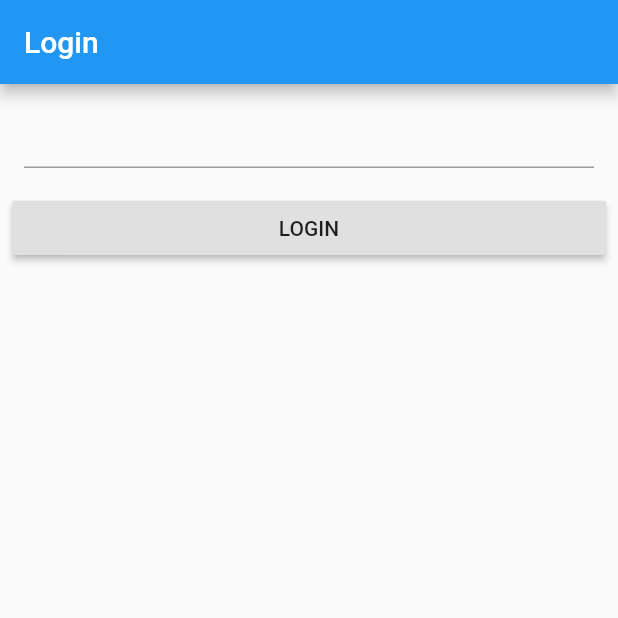
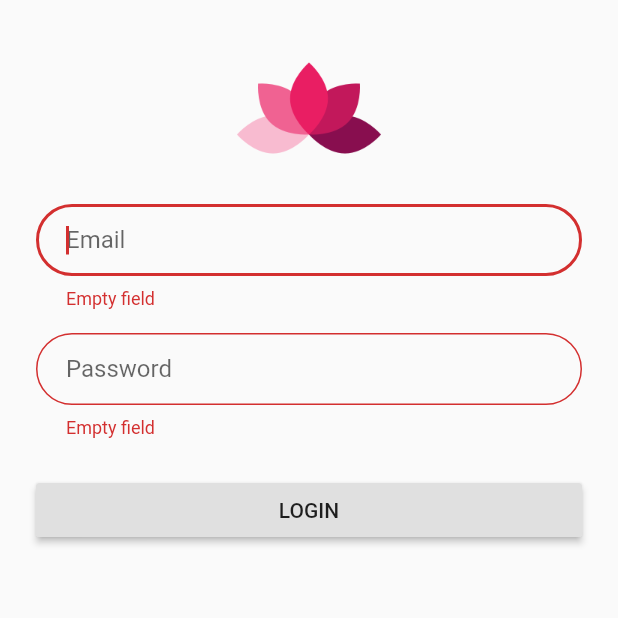
Before and after one commit to msiviero/flutter_app, a Flutter app: the screen it shows after launch, after a tap on "LOGIN", on a phone screen of 412 x 824 dp, the top half of it. Run offline on Flutter 3.47's test engine with Material 2 defaults, Android fonts, the phone set to English and light mode, and no system bars.

Commit message:
login form ui implementation

```diff
--- a/lib/main.dart
+++ b/lib/main.dart
@@ -31,6 +31,7 @@ class MyApp extends StatelessWidget {
           )
         : MaterialApp(
             title: title,
+            theme: theme,
             home: LoginPage(),
           );
   }
--- a/lib/pages/login_page.dart
+++ b/lib/pages/login_page.dart
@@ -3,9 +3,6 @@ import "package:flutter/material.dart";
 class LoginPage extends StatelessWidget {
   Widget build(BuildContext context) {
     return Scaffold(
-      appBar: AppBar(
-        title: Text("Login"),
-      ),
       body: LoginForm(),
     );
   }
@@ -13,42 +10,84 @@ class LoginPage extends StatelessWidget {
 
 class LoginForm extends StatefulWidget {
   @override
-  LoginFormState createState() {
-    return LoginFormState();
+  _LoginFormState createState() {
+    return _LoginFormState();
   }
 }
 
-String nonEmptyField(String value) {
-  if (value.isEmpty) {
-    return "Please enter some text";
+class _LoginFormState extends State<LoginForm> {
+  final _formKey = GlobalKey<FormState>();
+
+  void _showDialog(BuildContext context) {
+    Scaffold.of(context)
+        .showSnackBar(SnackBar(content: Text('Submitting form')));
   }
-  return null;
-}
 
-class LoginFormState extends State<LoginForm> {
-  final _formKey = GlobalKey<FormState>();
+  String _nonEmpty(value) {
+    if (value.isEmpty) {
+      return 'Empty field';
+    }
+    return null;
+  }
 
   @override
   Widget build(BuildContext context) {
     return Form(
       key: _formKey,
       child: ListView(
+        padding: EdgeInsets.symmetric(
+          vertical: 24.0,
+          horizontal: 24.0,
+        ),
         children: <Widget>[
-          Container(
-            padding: EdgeInsets.symmetric(
-              vertical: 8.0,
-              horizontal: 16.0,
-            ),
-            child: TextFormField(
-              validator: nonEmptyField,
+          Hero(
+            tag: "hero",
+            child: CircleAvatar(
+              backgroundColor: Colors.transparent,
+              radius: 48.0,
+              child: Image.asset("assets/images/logo.png"),
             ),
           ),
           Padding(
-            padding: const EdgeInsets.all(8.0),
+            padding: const EdgeInsets.only(top: 16.0),
+            child: TextFormField(
+              keyboardType: TextInputType.emailAddress,
+              validator: _nonEmpty,
+              autofocus: true,
+              decoration: InputDecoration(
+                hintText: 'Email',
+                contentPadding: EdgeInsets.fromLTRB(20.0, 10.0, 20.0, 10.0),
+                border: OutlineInputBorder(
+                    borderRadius: BorderRadius.circular(24.0)),
+              ),
+            ),
+          ),
+          Padding(
+            padding: const EdgeInsets.only(top: 16.0),
+            child: TextFormField(
+              obscureText: true,
+              validator: _nonEmpty,
+              decoration: InputDecoration(
+                hintText: 'Password',
+                contentPadding: EdgeInsets.fromLTRB(20.0, 10.0, 20.0, 10.0),
+                border: OutlineInputBorder(
+                    borderRadius: BorderRadius.circular(24.0)),
+              ),
+            ),
+          ),
+          Padding(
+            padding: const EdgeInsets.only(top: 24.0),
             child: RaisedButton(
-              onPressed: () {},
+              onPressed: () {
+                final form = _formKey.currentState;
+                if (form.validate()) {
+                  form.save();
+                  // _user.save();
+                  _showDialog(context);
+                }
+              },
               child: Center(
-                child: Text('LOGIN'),
+                child: Text("LOGIN"),
               ),
             ),
           ),
--- a/pubspec.yaml
+++ b/pubspec.yaml
@@ -42,9 +42,8 @@ flutter:
   uses-material-design: true
 
   # To add assets to your application, add an assets section, like this:
-  # assets:
-  #  - images/a_dot_burr.jpeg
-  #  - images/a_dot_ham.jpeg
+  assets:
+    - assets/images/logo.png
 
   # An image asset can refer to one or more resolution-specific "variants", see
   # https://flutter.dev/assets-and-images/#resolution-aware.
```
Also changed, not shown: assets/images/logo.png (added).
